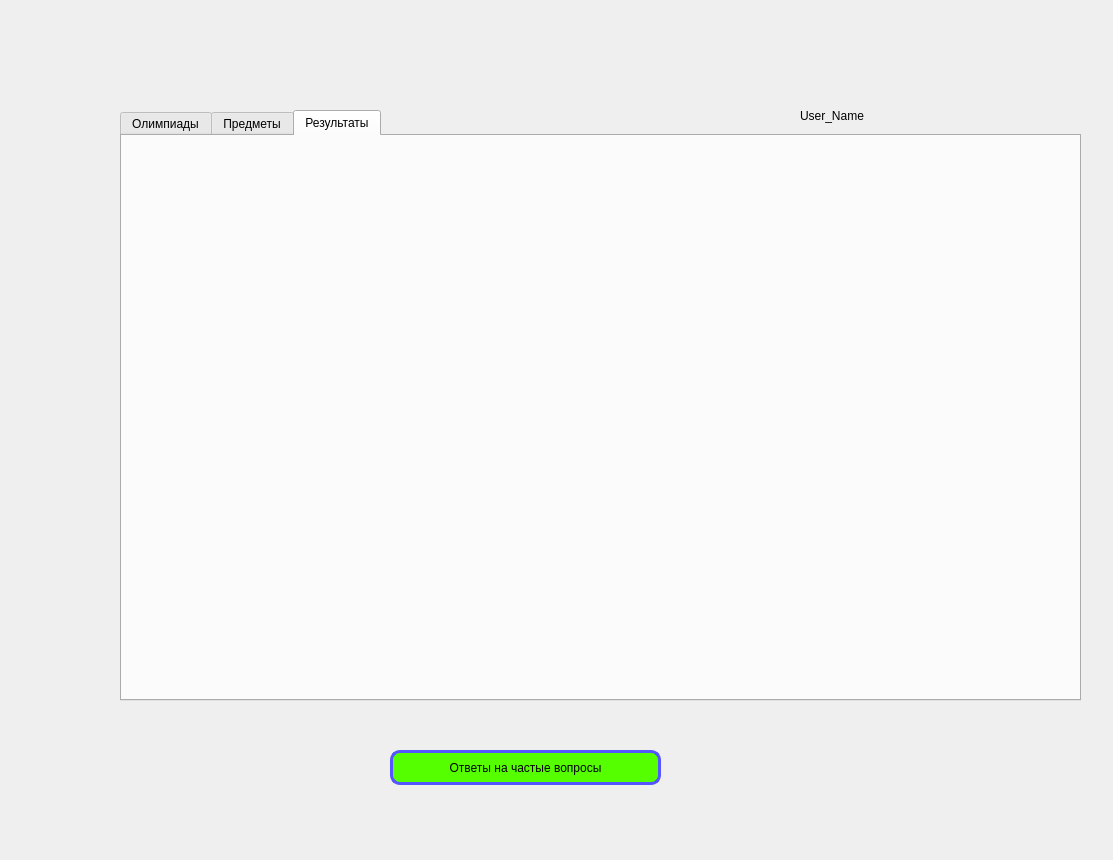
The window that main_window.ui (Mathew5555/The-Olympiad-schedule) describes before a commit, drawn with Qt 5.
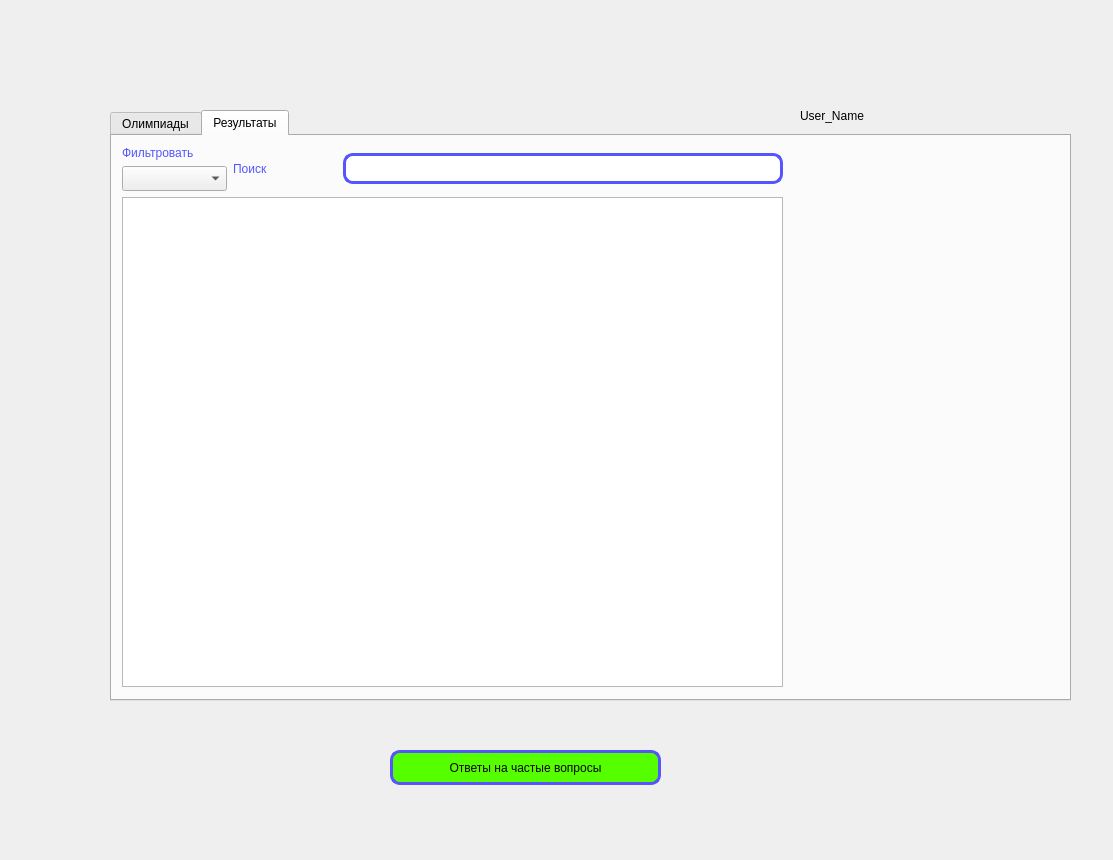
The same window after the commit. The open tabs and pages were chosen to show the change.

The edit to the form file:
```diff
--- a/main_window.ui
+++ b/main_window.ui
@@ -33,7 +33,7 @@
    <widget class="QTabWidget" name="tabWidget">
     <property name="geometry">
      <rect>
-      <x>120</x>
+      <x>110</x>
       <y>110</y>
       <width>961</width>
       <height>591</height>
@@ -277,15 +277,118 @@
       </property>
      </widget>
     </widget>
-    <widget class="QWidget" name="tab_2">
-     <attribute name="title">
-      <string>Предметы</string>
-     </attribute>
-    </widget>
     <widget class="QWidget" name="tab_3">
      <attribute name="title">
       <string>Результаты</string>
      </attribute>
+     <widget class="QLabel" name="label_2">
+      <property name="geometry">
+       <rect>
+        <x>680</x>
+        <y>280</y>
+        <width>250</width>
+        <height>272</height>
+       </rect>
+      </property>
+      <property name="minimumSize">
+       <size>
+        <width>250</width>
+        <height>272</height>
+       </size>
+      </property>
+      <property name="maximumSize">
+       <size>
+        <width>250</width>
+        <height>272</height>
+       </size>
+      </property>
+      <property name="text">
+       <string/>
+      </property>
+     </widget>
+     <widget class="QWidget" name="verticalLayoutWidget_3">
+      <property name="geometry">
+       <rect>
+        <x>10</x>
+        <y>10</y>
+        <width>661</width>
+        <height>541</height>
+       </rect>
+      </property>
+      <layout class="QVBoxLayout" name="verticalLayout_5">
+       <item>
+        <layout class="QHBoxLayout" name="horizontalLayout_2">
+         <item>
+          <layout class="QVBoxLayout" name="verticalLayout_3">
+           <item>
+            <widget class="QLabel" name="filter_label_2">
+             <property name="styleSheet">
+              <string notr="true">color: rgb(85, 85, 255);
+font: 12pt &quot;MS Shell Dlg 2&quot;;</string>
+             </property>
+             <property name="text">
+              <string>Фильтровать</string>
+             </property>
+            </widget>
+           </item>
+           <item>
+            <widget class="QComboBox" name="filter_2">
+             <property name="minimumSize">
+              <size>
+               <width>0</width>
+               <height>25</height>
+              </size>
+             </property>
+            </widget>
+           </item>
+          </layout>
+         </item>
+         <item>
+          <widget class="QLabel" name="find_label_2">
+           <property name="minimumSize">
+            <size>
+             <width>71</width>
+             <height>31</height>
+            </size>
+           </property>
+           <property name="styleSheet">
+            <string notr="true">color: rgb(85, 85, 255);
+font: 12pt &quot;MS Shell Dlg 2&quot;;</string>
+           </property>
+           <property name="text">
+            <string>Поиск</string>
+           </property>
+          </widget>
+         </item>
+         <item>
+          <widget class="QLineEdit" name="find_Edit_2">
+           <property name="minimumSize">
+            <size>
+             <width>440</width>
+             <height>31</height>
+            </size>
+           </property>
+           <property name="maximumSize">
+            <size>
+             <width>440</width>
+             <height>16777215</height>
+            </size>
+           </property>
+           <property name="styleSheet">
+            <string notr="true">
+border-radius: 10px;
+border: 3px solid rgb(85, 85, 255);
+</string>
+           </property>
+          </widget>
+         </item>
+        </layout>
+       </item>
+       <item>
+        <widget class="QTableWidget" name="olympiad_table_2"/>
+       </item>
+      </layout>
+     </widget>
     </widget>
    </widget>
    <widget class="QPushButton" name="upload_2">
```
